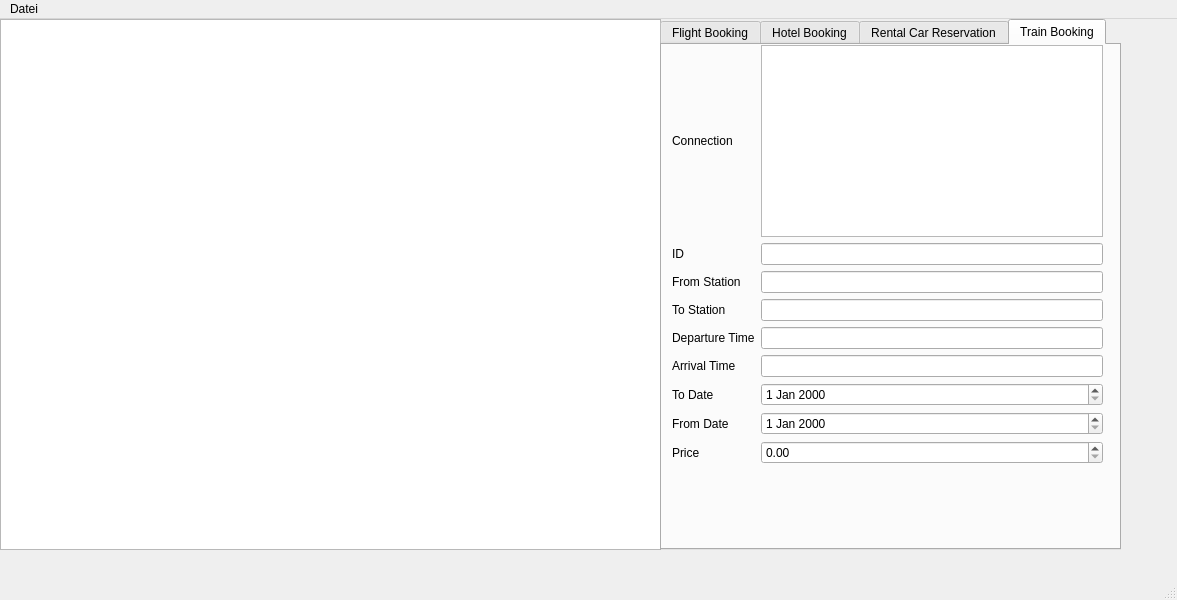
Before: the Qt Designer form travelagencyui.ui in pchiu02/pg2Praktikum_Malcherek, drawn with Qt 5.
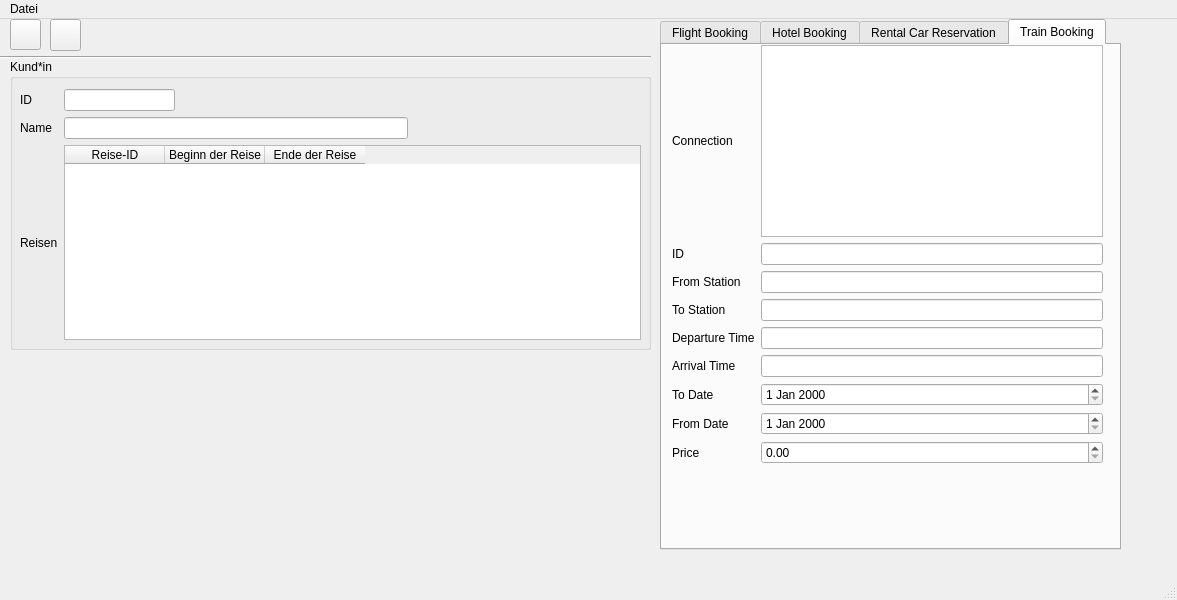
After: the same form once the commit is applied.

Commit message: Reisen Table Done

```diff
--- a/travelagencyui.ui
+++ b/travelagencyui.ui
@@ -14,16 +14,6 @@
    <string>TravelAgencyUi</string>
   </property>
   <widget class="QWidget" name="centralwidget">
-   <widget class="QListWidget" name="buchungListen">
-    <property name="geometry">
-     <rect>
-      <x>0</x>
-      <y>0</y>
-      <width>661</width>
-      <height>531</height>
-     </rect>
-    </property>
-   </widget>
    <widget class="QTabWidget" name="bookingWidget">
     <property name="geometry">
      <rect>
@@ -447,6 +437,168 @@
      </widget>
     </widget>
    </widget>
+   <widget class="QPushButton" name="readButton">
+    <property name="geometry">
+     <rect>
+      <x>10</x>
+      <y>0</y>
+      <width>31</width>
+      <height>31</height>
+     </rect>
+    </property>
+    <property name="text">
+     <string/>
+    </property>
+   </widget>
+   <widget class="QPushButton" name="searchButton">
+    <property name="geometry">
+     <rect>
+      <x>50</x>
+      <y>0</y>
+      <width>31</width>
+      <height>32</height>
+     </rect>
+    </property>
+    <property name="text">
+     <string/>
+    </property>
+   </widget>
+   <widget class="QGroupBox" name="kundBox">
+    <property name="geometry">
+     <rect>
+      <x>10</x>
+      <y>40</y>
+      <width>641</width>
+      <height>291</height>
+     </rect>
+    </property>
+    <property name="title">
+     <string>Kund*in</string>
+    </property>
+    <widget class="QWidget" name="gridLayoutWidget_5">
+     <property name="geometry">
+      <rect>
+       <x>10</x>
+       <y>30</y>
+       <width>621</width>
+       <height>251</height>
+      </rect>
+     </property>
+     <layout class="QGridLayout" name="gridLayout_5">
+      <item row="0" column="5">
+       <spacer name="horizontalSpacer_4">
+        <property name="orientation">
+         <enum>Qt::Horizontal</enum>
+        </property>
+        <property name="sizeHint" stdset="0">
+         <size>
+          <width>40</width>
+          <height>20</height>
+         </size>
+        </property>
+       </spacer>
+      </item>
+      <item row="0" column="1">
+       <widget class="QLineEdit" name="id_Kund"/>
+      </item>
+      <item row="1" column="0">
+       <widget class="QLabel" name="name_Label">
+        <property name="text">
+         <string>Name</string>
+        </property>
+       </widget>
+      </item>
+      <item row="0" column="2">
+       <spacer name="horizontalSpacer">
+        <property name="orientation">
+         <enum>Qt::Horizontal</enum>
+        </property>
+        <property name="sizeHint" stdset="0">
+         <size>
+          <width>40</width>
+          <height>20</height>
+         </size>
+        </property>
+       </spacer>
+      </item>
+      <item row="0" column="4">
+       <spacer name="horizontalSpacer_3">
+        <property name="orientation">
+         <enum>Qt::Horizontal</enum>
+        </property>
+        <property name="sizeHint" stdset="0">
+         <size>
+          <width>40</width>
+          <height>20</height>
+         </size>
+        </property>
+       </spacer>
+      </item>
+      <item row="0" column="0">
+       <widget class="QLabel" name="id_Label">
+        <property name="text">
+         <string>ID</string>
+        </property>
+       </widget>
+      </item>
+      <item row="0" column="3">
+       <spacer name="horizontalSpacer_2">
+        <property name="orientation">
+         <enum>Qt::Horizontal</enum>
+        </property>
+        <property name="sizeHint" stdset="0">
+         <size>
+          <width>40</width>
+          <height>20</height>
+         </size>
+        </property>
+       </spacer>
+      </item>
+      <item row="1" column="1" colspan="3">
+       <widget class="QLineEdit" name="name_Kund"/>
+      </item>
+      <item row="2" column="0">
+       <widget class="QLabel" name="reisen_Label">
+        <property name="text">
+         <string>Reisen</string>
+        </property>
+       </widget>
+      </item>
+      <item row="2" column="1" colspan="5">
+       <widget class="QTableWidget" name="reisen_Table">
+        <column>
+         <property name="text">
+          <string>Reise-ID</string>
+         </property>
+        </column>
+        <column>
+         <property name="text">
+          <string>Beginn der Reise</string>
+         </property>
+        </column>
+        <column>
+         <property name="text">
+          <string>Ende der Reise</string>
+         </property>
+        </column>
+       </widget>
+      </item>
+     </layout>
+    </widget>
+   </widget>
+   <widget class="Line" name="line">
+    <property name="geometry">
+     <rect>
+      <x>0</x>
+      <y>30</y>
+      <width>651</width>
+      <height>16</height>
+     </rect>
+    </property>
+    <property name="orientation">
+     <enum>Qt::Horizontal</enum>
+    </property>
+   </widget>
   </widget>
   <widget class="QMenuBar" name="menubar">
    <property name="geometry">
```
Left out of the diff: 2 changed lines with no effect on the pictures. The commit also changes 17 other files.
